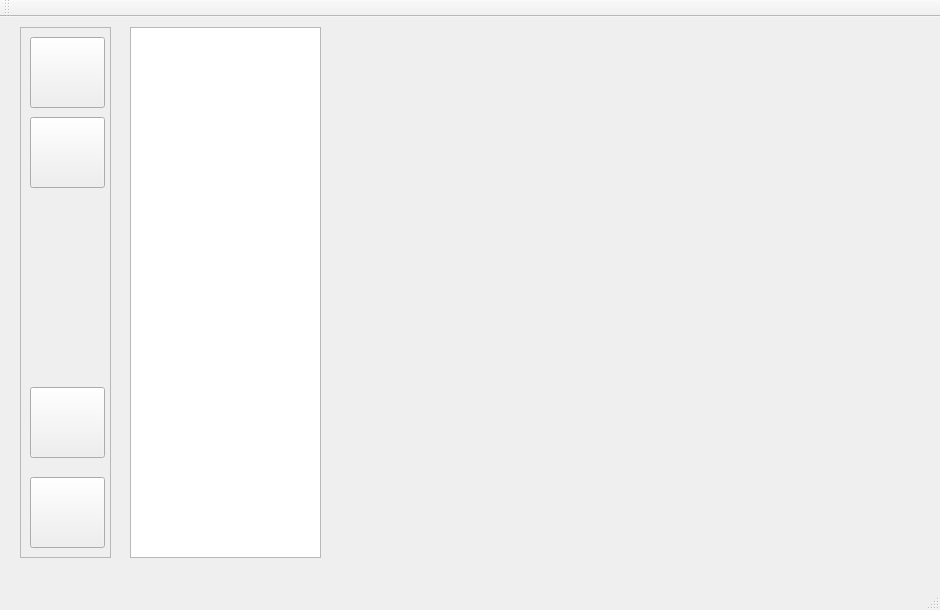
This is ShaderToolUI/ShaderTool/mainwindow.ui in Troblecodings/TGEngine as Qt 5 draws it before an edit. The edited form follows.
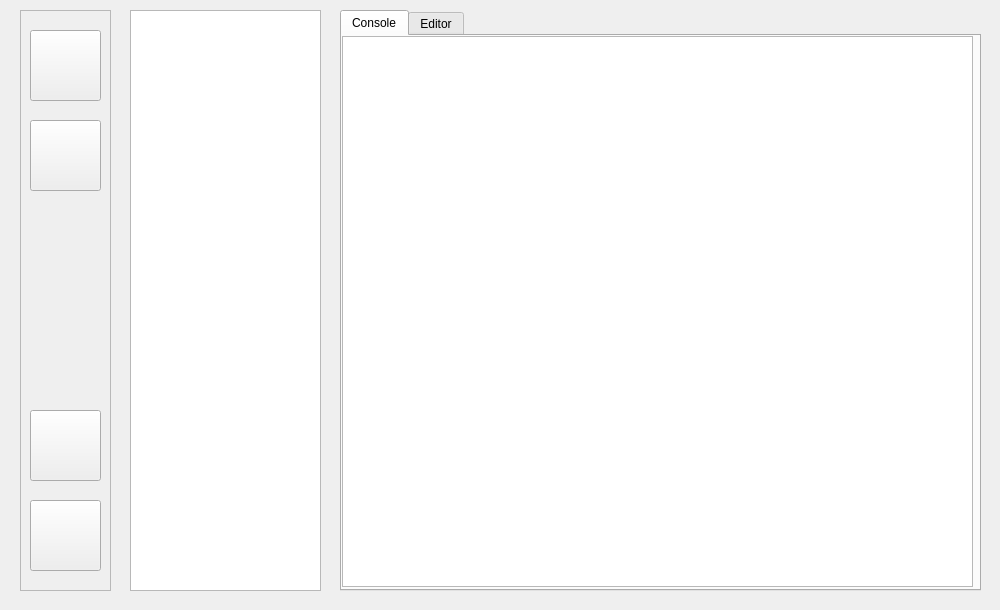
This is the edited form. Icons and pictures are not drawn.

What changed in the file:
```diff
--- a/ShaderToolUI/ShaderTool/mainwindow.ui
+++ b/ShaderToolUI/ShaderTool/mainwindow.ui
@@ -9,7 +9,7 @@
    <rect>
     <x>0</x>
     <y>0</y>
-    <width>940</width>
+    <width>1000</width>
     <height>610</height>
    </rect>
   </property>
@@ -21,13 +21,13 @@
   </property>
   <property name="minimumSize">
    <size>
-    <width>940</width>
+    <width>1000</width>
     <height>610</height>
    </size>
   </property>
   <property name="maximumSize">
    <size>
-    <width>940</width>
+    <width>1000</width>
     <height>610</height>
    </size>
   </property>
@@ -41,7 +41,7 @@
       <x>20</x>
       <y>10</y>
       <width>91</width>
-      <height>531</height>
+      <height>581</height>
      </rect>
     </property>
     <property name="frameShape">
@@ -54,8 +54,8 @@
      <property name="geometry">
       <rect>
        <x>10</x>
-       <y>450</y>
-       <width>75</width>
+       <y>490</y>
+       <width>71</width>
        <height>71</height>
       </rect>
      </property>
@@ -77,8 +77,8 @@
      <property name="geometry">
       <rect>
        <x>10</x>
-       <y>360</y>
-       <width>75</width>
+       <y>400</y>
+       <width>71</width>
        <height>71</height>
       </rect>
      </property>
@@ -100,65 +100,115 @@
      <property name="geometry">
       <rect>
        <x>10</x>
-       <y>90</y>
-       <width>75</width>
+       <y>110</y>
+       <width>71</width>
        <height>71</height>
       </rect>
      </property>
      <property name="text">
       <string/>
      </property>
+     <property name="icon">
+      <iconset resource="mainresources.qrc">
+       <normaloff>:/BuildSymbols/images/addP.png</normaloff>:/BuildSymbols/images/addP.png</iconset>
+     </property>
+     <property name="iconSize">
+      <size>
+       <width>60</width>
+       <height>60</height>
+      </size>
+     </property>
     </widget>
     <widget class="QPushButton" name="addshader">
      <property name="geometry">
       <rect>
        <x>10</x>
-       <y>10</y>
-       <width>75</width>
+       <y>20</y>
+       <width>71</width>
        <height>71</height>
       </rect>
      </property>
      <property name="text">
       <string/>
      </property>
+     <property name="icon">
+      <iconset resource="mainresources.qrc">
+       <normaloff>:/BuildSymbols/images/addS.png</normaloff>:/BuildSymbols/images/addS.png</iconset>
+     </property>
+     <property name="iconSize">
+      <size>
+       <width>60</width>
+       <height>60</height>
+      </size>
+     </property>
     </widget>
    </widget>
-   <widget class="QTreeView" name="treeView">
+   <widget class="QListWidget" name="listWidget">
     <property name="geometry">
      <rect>
       <x>130</x>
       <y>10</y>
       <width>191</width>
-      <height>531</height>
+      <height>581</height>
      </rect>
     </property>
-    <property name="sizePolicy">
-     <sizepolicy hsizetype="Fixed" vsizetype="Expanding">
-      <horstretch>0</horstretch>
-      <verstretch>0</verstretch>
-     </sizepolicy>
+   </widget>
+   <widget class="QTabWidget" name="tabWidget">
+    <property name="geometry">
+     <rect>
+      <x>340</x>
+      <y>10</y>
+      <width>641</width>
+      <height>581</height>
+     </rect>
     </property>
+    <property name="currentIndex">
+     <number>0</number>
+    </property>
+    <widget class="QWidget" name="tab">
+     <attribute name="title">
+      <string>Console</string>
+     </attribute>
+     <widget class="QTextEdit" name="console">
+      <property name="geometry">
+       <rect>
+        <x>0</x>
+        <y>0</y>
+        <width>631</width>
+        <height>551</height>
+       </rect>
+      </property>
+      <property name="sizePolicy">
+       <sizepolicy hsizetype="Maximum" vsizetype="Maximum">
+        <horstretch>0</horstretch>
+        <verstretch>0</verstretch>
+       </sizepolicy>
+      </property>
+      <property name="lineWrapMode">
+       <enum>QTextEdit::NoWrap</enum>
+      </property>
+      <property name="readOnly">
+       <bool>true</bool>
+      </property>
+     </widget>
+    </widget>
+    <widget class="QWidget" name="tab_2">
+     <attribute name="title">
+      <string>Editor</string>
+     </attribute>
+     <widget class="QTextEdit" name="textEdit">
+      <property name="geometry">
+       <rect>
+        <x>0</x>
+        <y>0</y>
+        <width>631</width>
+        <height>551</height>
+       </rect>
+      </property>
+     </widget>
+    </widget>
    </widget>
   </widget>
-  <widget class="QMenuBar" name="menuBar">
-   <property name="geometry">
-    <rect>
-     <x>0</x>
-     <y>0</y>
-     <width>940</width>
-     <height>21</height>
-    </rect>
-   </property>
-  </widget>
-  <widget class="QToolBar" name="mainToolBar">
-   <attribute name="toolBarArea">
-    <enum>TopToolBarArea</enum>
-   </attribute>
-   <attribute name="toolBarBreak">
-    <bool>false</bool>
-   </attribute>
-  </widget>
-  <widget class="QStatusBar" name="statusBar"/>
  </widget>
  <layoutdefault spacing="6" margin="11"/>
  <resources/>
```
Left out of the diff: 24 changed lines with no effect on the pictures.
